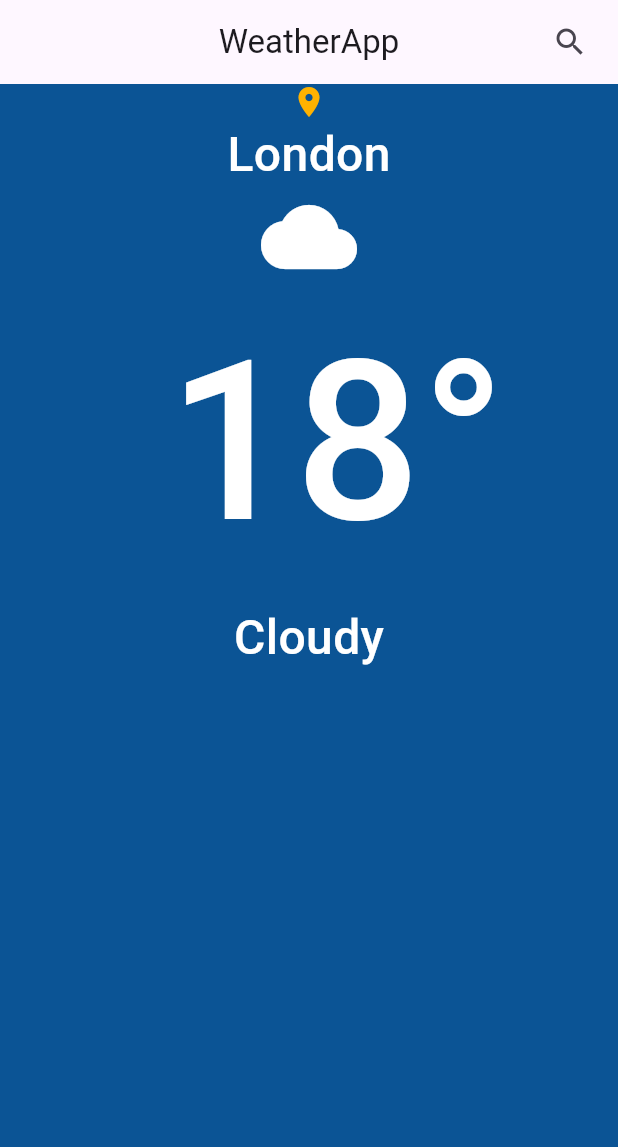
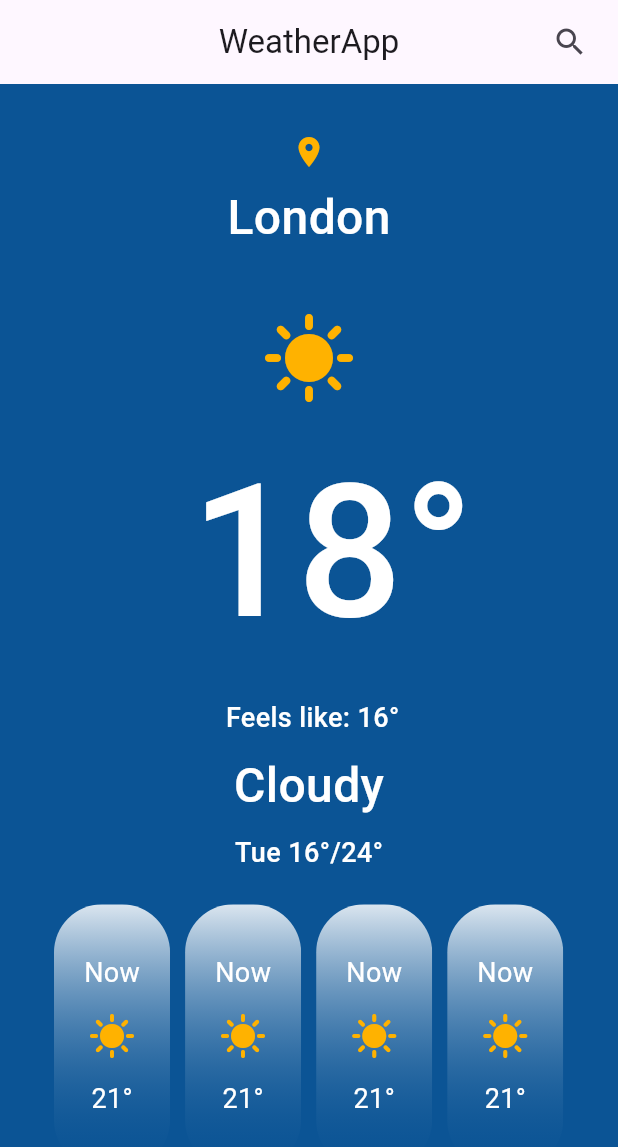
Before and after one commit to KhalidWRamadan/weather_app, a Flutter app: the screen it shows after launch, on a phone screen of 412 x 824 dp. Shown: the top 1147 px of the screen. Run offline on Flutter 3.47's test engine with Material 3 defaults, Android fonts, the phone set to English and light mode, and no system bars.

Commit message:
updated ui

```diff
--- /dev/null
+++ b/lib/components/hourly_listview.dart
@@ -0,0 +1,67 @@
+import 'package:flutter/material.dart';
+
+class HourlyListView extends StatelessWidget {
+  const HourlyListView({super.key});
+
+  @override
+  Widget build(BuildContext context) {
+    return Padding(
+      padding: const EdgeInsets.all(12),
+      child: ListView.separated(
+          scrollDirection: Axis.horizontal,
+          shrinkWrap: true,
+          itemBuilder: (context, index) {
+            return ClipRRect(
+              borderRadius: const BorderRadius.all(
+                Radius.circular(32),
+              ),
+              child: Container(
+                padding: const EdgeInsets.all(16),
+                decoration: BoxDecoration(
+                  gradient: LinearGradient(
+                    begin: Alignment.topCenter,
+                    end: Alignment.bottomCenter,
+                    colors: [
+                      Colors.white.withOpacity(0.85),
+                      const Color(0xFF0b5495).withOpacity(0),
+                    ],
+                  ),
+                ),
+                child: const Padding(
+                  padding: EdgeInsets.all(4),
+                  child: Column(
+                    mainAxisSize: MainAxisSize.min,
+                    mainAxisAlignment: MainAxisAlignment.spaceEvenly,
+                    children: [
+                      Text(
+                        'Now',
+                        style: TextStyle(
+                          fontSize: 18,
+                          color: Colors.white,
+                        ),
+                      ),
+                      Icon(
+                        size: 32,
+                        Icons.sunny,
+                        color: Color(0xFFffb200),
+                      ),
+                      Text(
+                        '21\u00B0',
+                        style: TextStyle(
+                          fontSize: 18,
+                          color: Colors.white,
+                        ),
+                      ),
+                    ],
+                  ),
+                ),
+              ),
+            );
+          },
+          separatorBuilder: (context, index) => const SizedBox(
+                width: 10,
+              ),
+          itemCount: 12),
+    );
+  }
+}
--- a/lib/views/home_view.dart
+++ b/lib/views/home_view.dart
@@ -1,5 +1,5 @@
 import 'package:flutter/material.dart';
-import 'package:weather_app/views/no_weather_view.dart';
+
 import 'package:weather_app/views/weather_view.dart';
 
 class HomeView extends StatelessWidget {
--- a/lib/views/weather_view.dart
+++ b/lib/views/weather_view.dart
@@ -1,4 +1,5 @@
 import 'package:flutter/material.dart';
+import 'package:weather_app/components/hourly_listview.dart';
 
 class WeatherView extends StatelessWidget {
   const WeatherView({super.key});
@@ -6,7 +7,10 @@ class WeatherView extends StatelessWidget {
   @override
   Widget build(BuildContext context) {
     return const Center(
+      child: Padding(
+        padding: EdgeInsets.all(24),
         child: Column(
+          mainAxisAlignment: MainAxisAlignment.spaceEvenly,
           //mainAxisAlignment: MainAxisAlignment.center,
           children: [
             Icon(
@@ -21,16 +25,27 @@ class WeatherView extends StatelessWidget {
                 fontWeight: FontWeight.w500,
               ),
             ),
+            SizedBox(
+              height: 20,
+            ),
             Icon(
-            Icons.cloud,
-            color: Colors.white,
+              Icons.sunny,
+              color: Color(0xFFffb200),
               size: 64,
             ),
             Text(
               ' 18\u00B0',
               style: TextStyle(
                 color: Colors.white,
-              fontSize: 148,
+                fontSize: 124,
+                fontWeight: FontWeight.w500,
+              ),
+            ),
+            Text(
+              ' Feels like: 16\u00B0',
+              style: TextStyle(
+                color: Colors.white,
+                fontSize: 18,
                 fontWeight: FontWeight.w500,
               ),
             ),
@@ -41,8 +56,18 @@ class WeatherView extends StatelessWidget {
                 fontSize: 32,
                 fontWeight: FontWeight.w500,
               ),
-          )
+            ),
+            Text(
+              'Tue 16\u00B0/24\u00B0',
+              style: TextStyle(
+                color: Colors.white,
+                fontSize: 18,
+                fontWeight: FontWeight.w500,
+              ),
+            ),
+            SizedBox(height: 200, child: HourlyListView())
           ],
+        ),
       ),
     );
   }
```
Lines whose indentation alone changed are shown as unchanged.
